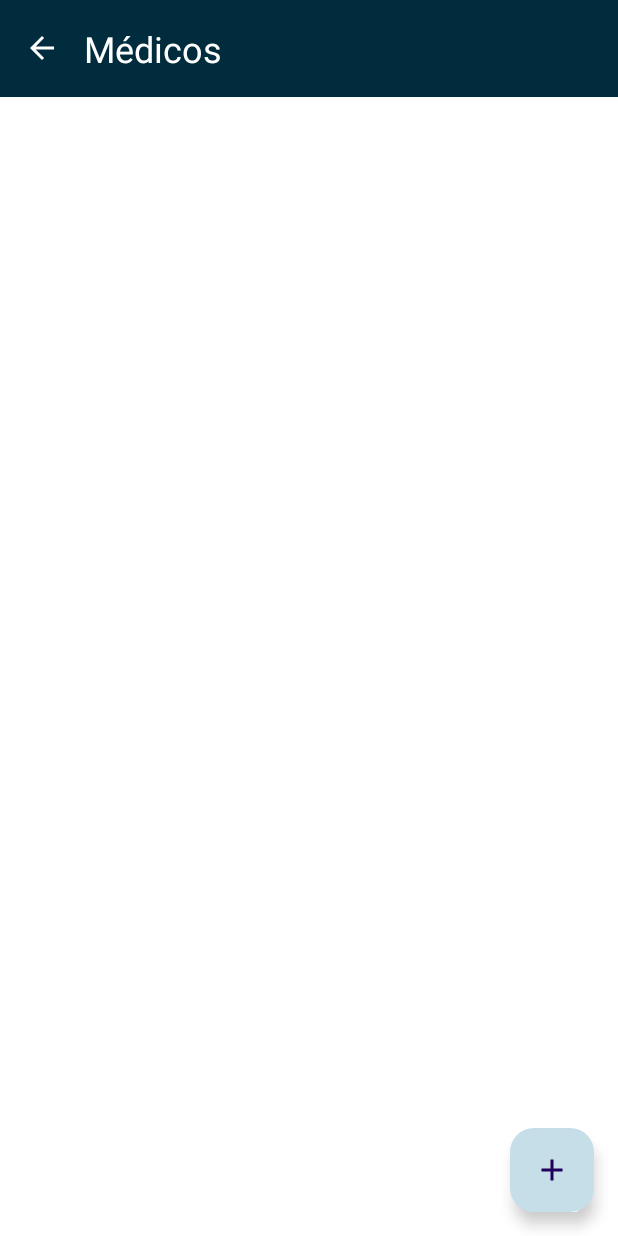
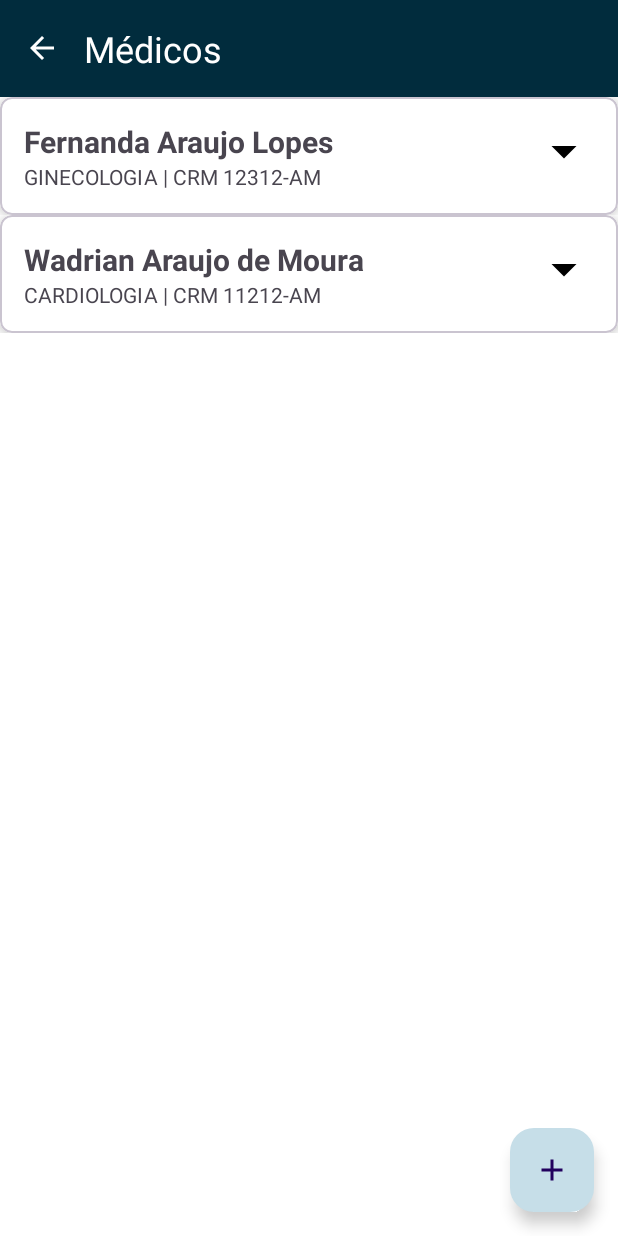
Before and after one commit to WadrianAraujo/ClinicControl, an Android app: the screen it shows after launch (ListDoctorsActivity), after a tap on "Médicos", on a phone screen of 412 x 824 dp. Run offline under Robolectric (Android 15) with nearby library versions, the phone set to English and light mode, and no system bars.

Commit message:
Feat: added recycler view to doctor list

```diff
--- /dev/null
+++ b/app/src/main/java/com/wax/cliniccontrol/model/address/Address.kt
@@ -0,0 +1,15 @@
+package com.wax.cliniccontrol.model.address
+
+class Address(
+    val street: String,
+    val neighborhood: String,
+    val cep: String,
+    val number: String,
+    val city: String,
+    val complement: String,
+    val uf: String
+) {
+    override fun toString(): String {
+        return "$street $number, $neighborhood - $city/$uf\n$cep"
+    }
+}
--- /dev/null
+++ b/app/src/main/java/com/wax/cliniccontrol/model/doctor/Doctor.kt
@@ -0,0 +1,12 @@
+package com.wax.cliniccontrol.model.doctor
+
+import com.wax.cliniccontrol.model.address.Address
+
+class Doctor(
+    val name: String,
+    val email: String,
+    val crm: String,
+    val phone: String,
+    val specialty: Specialty,
+    val address: Address
+)
--- /dev/null
+++ b/app/src/main/java/com/wax/cliniccontrol/model/doctor/Specialty.kt
@@ -0,0 +1,8 @@
+package com.wax.cliniccontrol.model.doctor
+
+enum class Specialty {
+    ORTOPEDIA,
+    CARDIOLOGIA,
+    GINECOLOGIA,
+    DERMATOLOGIA;
+}
--- a/app/src/main/java/com/wax/cliniccontrol/ui/activity/ListDoctorsActivity.kt
+++ b/app/src/main/java/com/wax/cliniccontrol/ui/activity/ListDoctorsActivity.kt
@@ -3,8 +3,13 @@ package com.wax.cliniccontrol.ui.activity
 import android.content.Intent
 import android.os.Bundle
 import androidx.appcompat.app.AppCompatActivity
+import androidx.recyclerview.widget.RecyclerView
 import com.wax.cliniccontrol.R
 import com.wax.cliniccontrol.databinding.ActivityListDoctorsBinding
+import com.wax.cliniccontrol.model.address.Address
+import com.wax.cliniccontrol.model.doctor.Doctor
+import com.wax.cliniccontrol.model.doctor.Specialty
+import com.wax.cliniccontrol.ui.recyclerview.adapter.ListDoctorsAdapter
 
 
 class ListDoctorsActivity : AppCompatActivity() {
@@ -17,9 +22,52 @@ class ListDoctorsActivity : AppCompatActivity() {
         binding = ActivityListDoctorsBinding.inflate(layoutInflater)
         setContentView(binding.root)
 
+
+        setupRecyclerView()
         setupToolbar()
         setupListeners()
     }
+
+    private fun setupRecyclerView() {
+        val recyclerView = binding.recyclerView
+        recyclerView.adapter = ListDoctorsAdapter(
+            this, listOf(
+                Doctor(
+                    "Fernanda Araujo Lopes",
+                    "fernanda@gmail.com",
+                    "12312-AM",
+                    "92982618754",
+                    Specialty.GINECOLOGIA,
+                    Address(
+                        "Comandante Nathaniel",
+                        "Da Paz",
+                        "69098-030",
+                        "461",
+                        "Manaus",
+                        "Numero 1",
+                        "AM"
+                    )
+                ),
+                Doctor(
+                    "Wadrian Araujo de Moura",
+                    "wadrian@gmail.com",
+                    "11212-AM",
+                    "92982618734",
+                    Specialty.CARDIOLOGIA,
+                    Address(
+                        "Capitolio",
+                        "Novo aleixo",
+                        "69098-412",
+                        "39",
+                        "Manaus",
+                        "nucleo 15",
+                        "AM"
+                    )
+                )
+            )
+        )
+    }
+
 
     private fun setupToolbar() {
         val title = binding.toolbar.tvTitle
@@ -36,7 +84,7 @@ class ListDoctorsActivity : AppCompatActivity() {
     }
 
     private fun goToFormDoctor() {
-        val intent = Intent(this,FormDoctorActivity::class.java)
+        val intent = Intent(this, FormDoctorActivity::class.java)
         startActivity(intent)
     }
 }
--- /dev/null
+++ b/app/src/main/java/com/wax/cliniccontrol/ui/recyclerview/adapter/ListDoctorsAdapter.kt
@@ -0,0 +1,71 @@
+package com.wax.cliniccontrol.ui.recyclerview.adapter
+
+import android.content.Context
+import android.view.LayoutInflater
+import android.view.View
+import android.view.ViewGroup
+import android.widget.Button
+import android.widget.ImageView
+import android.widget.TextView
+import androidx.core.view.isVisible
+import androidx.recyclerview.widget.RecyclerView
+import com.wax.cliniccontrol.R
+import com.wax.cliniccontrol.model.doctor.Doctor
+
+class ListDoctorsAdapter(
+    private val content: Context,
+    private val doctors: List<Doctor>
+) : RecyclerView.Adapter<ListDoctorsAdapter.ViewHolder>() {
+
+    class ViewHolder(view: View) : RecyclerView.ViewHolder(view) {
+        fun bind(doctor: Doctor) {
+            val name = itemView.findViewById<TextView>(R.id.tv_name)
+            name.text = doctor.name
+
+            val specialty = itemView.findViewById<TextView>(R.id.tv_specialty)
+            specialty.text = doctor.specialty.toString()
+
+            val crm = itemView.findViewById<TextView>(R.id.tv_crm)
+            crm.text = "CRM " + doctor.crm
+
+            val email = itemView.findViewById<TextView>(R.id.tv_email)
+            email.text = doctor.email
+
+            val phone = itemView.findViewById<TextView>(R.id.tv_phoneNumber)
+            phone.text = doctor.phone
+
+            val address = itemView.findViewById<TextView>(R.id.tv_address)
+            address.text = doctor.address.toString()
+
+            val btnExpand = itemView.findViewById<ImageView>(R.id.btn_expand)
+            btnExpand.setOnClickListener {
+                val content = itemView.findViewById<ViewGroup>(R.id.expandingContentLayout)
+                if (content.visibility == View.VISIBLE){
+                    content.visibility = View.GONE
+                }else{
+                    content.visibility = View.VISIBLE
+                }
+
+            }
+        }
+
+
+
+    }
+
+    override fun onCreateViewHolder(parent: ViewGroup, viewType: Int): ViewHolder {
+        val inflater = LayoutInflater.from(content)
+        val view = inflater.inflate(R.layout.expandable_card_layout, parent, false)
+        return ViewHolder(view)
+    }
+
+    override fun getItemCount(): Int {
+        return doctors.size
+    }
+
+    override fun onBindViewHolder(holder: ViewHolder, position: Int) {
+        val doctor = doctors[position]
+        holder.bind(doctor)
+    }
+
+}
```
